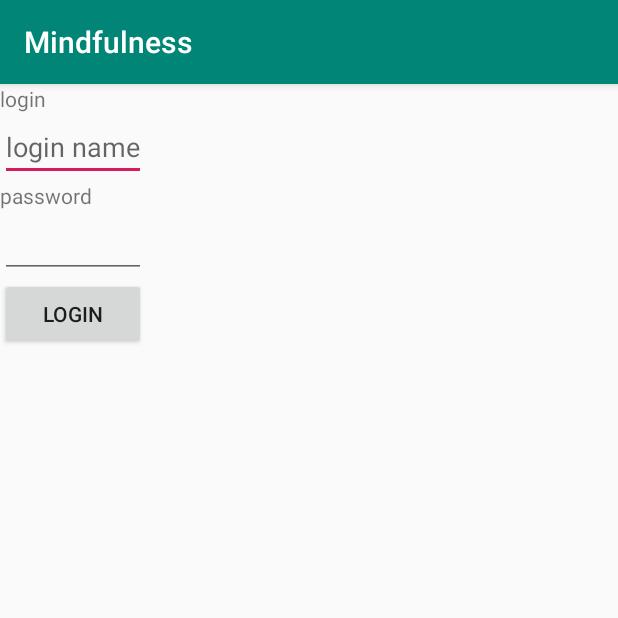
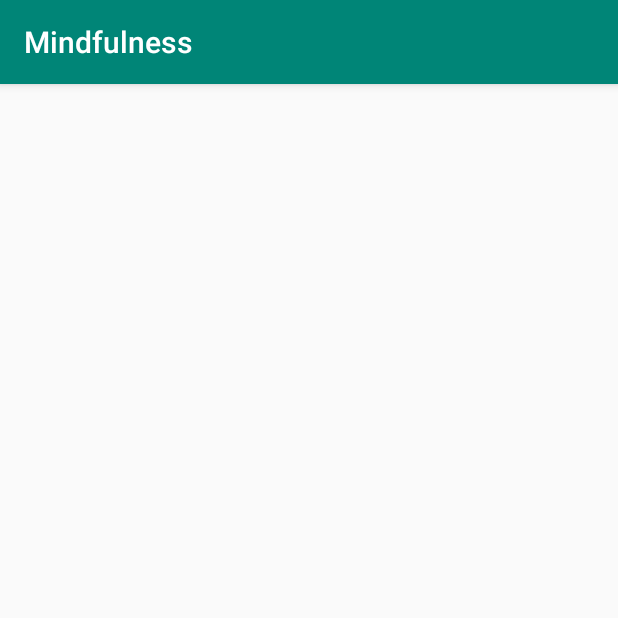
Before and after one commit to StevennTran/Mindfulness, an Android app: the screen it shows after launch (LoginActivity before the commit, MainActivity after it), after a tap on "LOGIN", on a phone screen of 412 x 824 dp, the top half of it. Run offline under Robolectric (Android 15) with nearby library versions, the phone set to English and light mode, and no system bars.

Commit message:
Added Main Activity, Add japanese, added intent between login and man

```diff
--- a/app/src/main/java/com/example/mindfulness/LoginActivity.java
+++ b/app/src/main/java/com/example/mindfulness/LoginActivity.java
@@ -34,7 +34,7 @@ public class LoginActivity extends AppCompatActivity {
                 editor.putString("email",emailText.getText().toString());
                 editor.commit();
 
-                Intent intent = new Intent(LoginActivity.this, null);
+                Intent intent = new Intent(LoginActivity.this, MainActivity.class); //change from null
                 startActivity(intent);
 
             }
@@ -63,7 +63,7 @@ public class LoginActivity extends AppCompatActivity {
 
     }
 
-    protected void onDestory(){
+    protected void onDestroy(){
         super.onDestroy();
 
     }
--- /dev/null
+++ b/app/src/main/java/com/example/mindfulness/MainActivity.java
@@ -0,0 +1,41 @@
+package com.example.mindfulness;
+
+import androidx.appcompat.app.AppCompatActivity;
+
+import android.os.Bundle;
+
+public class MainActivity extends AppCompatActivity {
+
+    @Override
+    protected void onCreate(Bundle savedInstanceState) {
+        super.onCreate(savedInstanceState);
+        setContentView(R.layout.activity_main);
+    }
+
+
+    protected void onResume(){
+        super.onResume();
+
+    }
+
+    protected void onStart(){
+        super.onStart();
+
+    }
+
+
+    protected void onPause() {
+        super.onPause();
+
+    }
+
+    protected void onStop(){
+        super.onStop();
+
+    }
+
+    protected void onDestroy(){
+        super.onDestroy();
+
+    }
+}
--- /dev/null
+++ b/app/src/main/res/layout/activity_main.xml
@@ -0,0 +1,9 @@
+<?xml version="1.0" encoding="utf-8"?>
+<androidx.constraintlayout.widget.ConstraintLayout xmlns:android="http://schemas.android.com/apk/res/android"
+    xmlns:app="http://schemas.android.com/apk/res-auto"
+    xmlns:tools="http://schemas.android.com/tools"
+    android:layout_width="match_parent"
+    android:layout_height="match_parent"
+    tools:context=".MainActivity">
+
+</androidx.constraintlayout.widget.ConstraintLayout>
```
Also changed, not shown: app/src/main/AndroidManifest.xml (+7 -4 lines), 1 other file.
